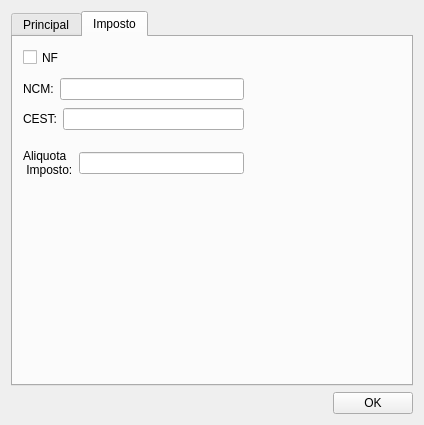
First picture: the form in inserirproduto.ui, repository GabR36/QEstoqueLoja, before the edit.
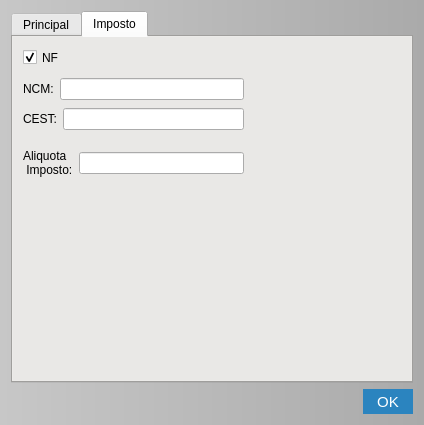
Second picture: the form after the edit. The open tabs and pages were chosen to show the change. Custom widgets are drawn as their Qt base class.

Commit message: alterar produto corrigido para mudanças

The edit to the form file:
```diff
--- a/inserirproduto.ui
+++ b/inserirproduto.ui
@@ -13,6 +13,44 @@
   <property name="windowTitle">
    <string>Inserir Produto</string>
   </property>
+  <property name="styleSheet">
+   <string notr="true">
+
+#InserirProduto{
+background-color: rgb(199, 199, 199);
+background-color: qlineargradient(spread:pad, x1:0, y1:0, x2:1, y2:0, stop:0 rgba(199, 199, 199, 255), stop:1 rgba(170, 170, 170, 255));
+
+}
+QPushButton{
+background-color: rgb(43, 132, 191);
+color: rgb(255, 255, 255);
+font-size: 15px;
+border-radius: 13px;
+
+}
+
+QPushButton:hover{
+	background-color: rgb(13, 92, 161);
+}
+QPushButton:pressed{
+	
+color: rgb(255, 255, 255);
+	background-color: rgb(153, 193, 241);
+font-size: 15px;
+border-radius: 13px;
+}
+QTabWidget{
+background-color:rgb(222, 221, 218)
+}
+QGroupBox{
+background-color:rgb(170, 170, 170);
+	font: 700 9pt &quot;Segoe UI&quot;;
+	font-size: 15px;
+}
+
+
+</string>
+  </property>
   <layout class="QGridLayout" name="gridLayout">
    <item row="1" column="0">
     <spacer name="horizontalSpacer">
@@ -29,6 +67,12 @@
    </item>
    <item row="1" column="1">
     <widget class="QPushButton" name="Btn_Enviar">
+     <property name="minimumSize">
+      <size>
+       <width>50</width>
+       <height>25</height>
+      </size>
+     </property>
      <property name="text">
       <string>OK</string>
      </property>
@@ -36,6 +80,9 @@
    </item>
    <item row="0" column="0" colspan="2">
     <widget class="QTabWidget" name="tabWidget">
+     <property name="styleSheet">
+      <string notr="true"/>
+     </property>
      <property name="currentIndex">
       <number>0</number>
      </property>
@@ -255,6 +302,9 @@
        <property name="text">
         <string>NF</string>
        </property>
+       <property name="checked">
+        <bool>true</bool>
+       </property>
       </widget>
       <widget class="QWidget" name="layoutWidget">
        <property name="geometry">
```
The commit also changes 9 other files.
